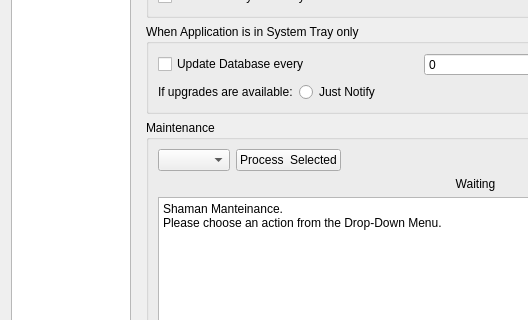
drf/shaman1, file trunk/ui/configDialog.ui: the form before one commit; both pictures show x 0 to 528 and y 205 to 525 of the 825 by 654 pixel window.
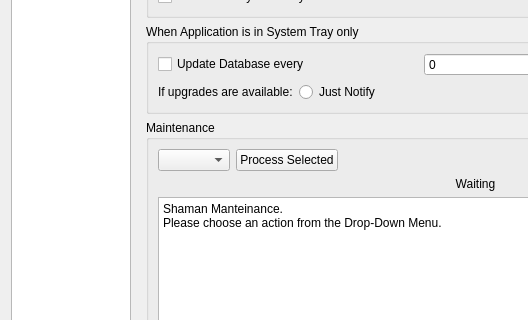
The form after the commit. The open tabs and pages were chosen to show the change. Icons and pictures are not drawn.

What changed in the file:
```diff
--- a/trunk/ui/configDialog.ui
+++ b/trunk/ui/configDialog.ui
@@ -226,7 +226,7 @@
               <item>
                <widget class="QPushButton" name="mantProcessButton" >
                 <property name="text" >
-                 <string>Process  Selected</string>
+                 <string>Process Selected</string>
                 </property>
                </widget>
               </item>
```
Left out of the diff: 50 changed lines with no effect on the pictures.
